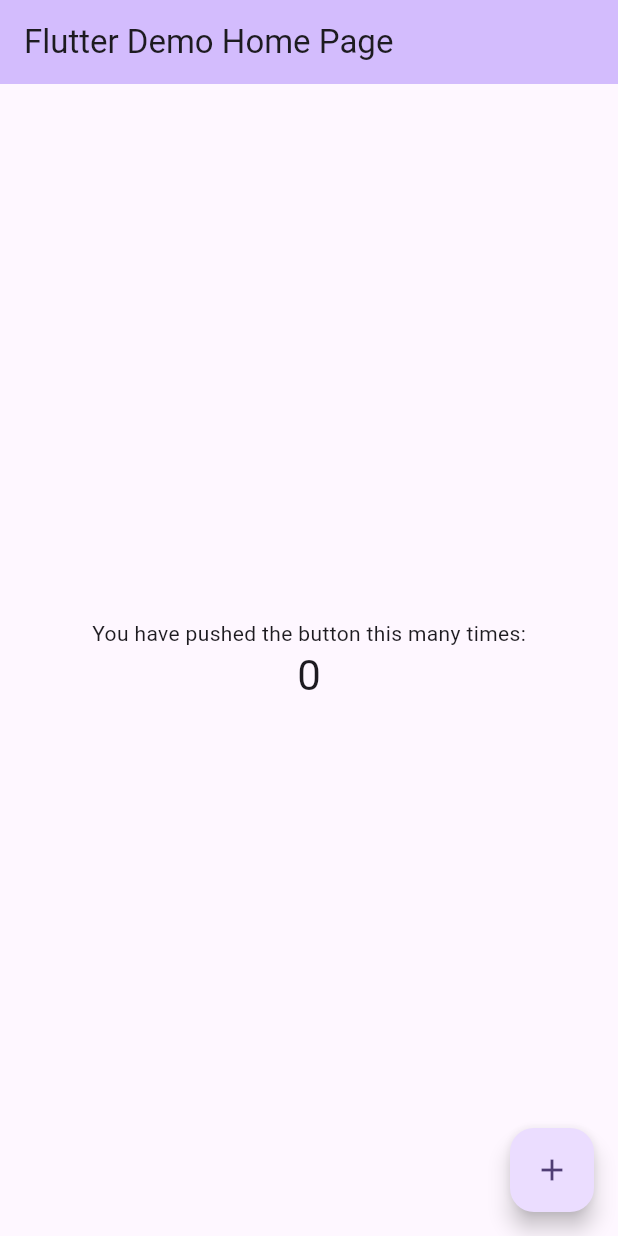
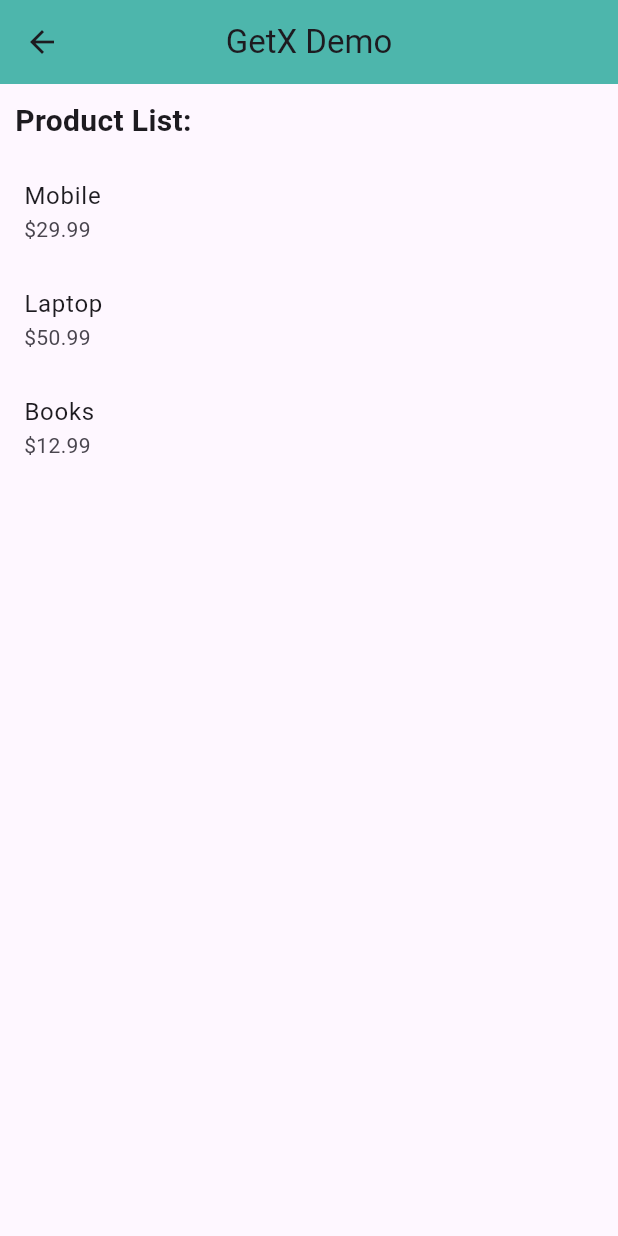
Before and after one commit to abidvai/getx_demo, a Flutter app: the screen it shows after launch, on a phone screen of 412 x 824 dp. Run offline on Flutter 3.47's test engine with Material 3 defaults, Android fonts, the phone set to English and light mode, and no system bars; our stand-ins replace get.

Commit message:
getx_routing

```diff
--- /dev/null
+++ b/lib/app/modules/controllers/product_controller.dart
@@ -0,0 +1,17 @@
+import 'package:flutter/material.dart';
+import 'package:get/get.dart';
+import 'package:getx_demo/app/modules/models/product_model.dart';
+
+class ProductController extends GetxController{
+  var products = <ProductModel>[].obs;
+
+  @override
+  void onInit() {
+    products.addAll([
+      ProductModel(name: 'Mobile', price: 29.99),
+      ProductModel(name: 'Laptop', price: 50.99),
+      ProductModel(name: "Books", price: 12.99)
+    ]);
+    super.onInit();
+  }
+}
--- /dev/null
+++ b/lib/app/modules/models/product_model.dart
@@ -0,0 +1,8 @@
+import 'package:flutter/material.dart';
+
+class ProductModel {
+  final String name;
+  final double price;
+
+  ProductModel({required this.name, required this.price});
+}
--- /dev/null
+++ b/lib/app/modules/views/product_details_view.dart
@@ -0,0 +1,29 @@
+import 'package:flutter/material.dart';
+import 'package:get/get.dart';
+import 'package:get/get_core/src/get_main.dart';
+import 'package:getx_demo/app/modules/models/product_model.dart';
+
+class ProductDetailsView extends StatelessWidget {
+  const ProductDetailsView({super.key});
+
+  @override
+  Widget build(BuildContext context) {
+    final ProductModel product = Get.arguments;
+    return Scaffold(
+      backgroundColor: Colors.orange[100],
+      appBar: AppBar(
+        title: const Text('Product Details'),
+        backgroundColor: Colors.teal[200],
+      ),
+      body: Center(
+        child: Column(
+          mainAxisAlignment: MainAxisAlignment.center,
+          children: [
+            Text(product.name, style: const TextStyle(fontSize: 25),),
+            Text('\$${product.price}', style: const TextStyle(fontSize: 25),)
+          ],
+        ),
+      ),
+    );
+  }
+}
--- /dev/null
+++ b/lib/app/modules/views/product_view.dart
@@ -0,0 +1,45 @@
+import 'package:flutter/material.dart';
+import 'package:get/get.dart';
+import 'package:getx_demo/app/modules/controllers/product_controller.dart';
+
+class ProductView extends StatelessWidget {
+  final ProductController productController = Get.put(ProductController());
+
+  @override
+  Widget build(BuildContext context) {
+    return Scaffold(
+        appBar: AppBar(
+          title: const Text("GetX Demo"),
+          centerTitle: true,
+          backgroundColor: Colors.teal[300],
+        ),
+        body: Column(
+          mainAxisAlignment: MainAxisAlignment.start,
+          crossAxisAlignment: CrossAxisAlignment.start,
+          children: [
+            Padding(padding: EdgeInsets.symmetric(vertical: 10, horizontal: 10),
+            child: const Text('Product List: ', style: TextStyle(fontSize: 20, fontWeight: FontWeight.bold),)),
+            Obx(
+              () {
+                return Expanded(
+                  child: ListView.builder(
+                    itemCount: productController.products.length,
+                    itemBuilder: (context, index) {
+                      final product = productController.products[index];
+                      const Divider();
+                      return ListTile(
+                        title: Text(product.name),
+                        subtitle: Text('\$${product.price}'),
+                        onTap: () {
+                          Get.toNamed('/product-details', arguments: product);
+                        },
+                      );
+                    },
+                  ),
+                );
+              },
+            ),
+          ],
+        ));
+  }
+}
--- /dev/null
+++ b/lib/app/routes/app_pages.dart
@@ -0,0 +1,16 @@
+import 'package:get/get.dart';
+import 'package:getx_demo/app/modules/views/product_details_view.dart';
+import 'package:getx_demo/app/modules/views/product_view.dart';
+import 'package:getx_demo/app/routes/app_routes.dart';
+
+class AppPages {
+  static final routes = [
+    GetPage(
+        name: Routes.Product,
+        page: () => ProductView(),
+    ),
+    GetPage(
+        name: Routes.ProductDetails,
+        page: () => const ProductDetailsView())
+  ];
+}
--- /dev/null
+++ b/lib/app/routes/app_routes.dart
@@ -0,0 +1,4 @@
+class Routes{
+  static const Product = '/product';
+  static const ProductDetails = '/product-details';
+}
--- a/lib/main.dart
+++ b/lib/main.dart
@@ -1,4 +1,8 @@
 import 'package:flutter/material.dart';
+import 'package:get/get.dart';
+import 'package:getx_demo/app/modules/views/product_view.dart';
+import 'package:getx_demo/app/routes/app_pages.dart';
+import 'package:getx_demo/app/routes/app_routes.dart';
 
 void main() {
   runApp(const MyApp());
@@ -10,116 +14,16 @@ class MyApp extends StatelessWidget {
   // This widget is the root of your application.
   @override
   Widget build(BuildContext context) {
-    return MaterialApp(
-      title: 'Flutter Demo',
+    return GetMaterialApp(
+      debugShowCheckedModeBanner: false,
+      title: 'Product App',
       theme: ThemeData(
-        // This is the theme of your application.
-        //
-        // TRY THIS: Try running your application with "flutter run". You'll see
-        // the application has a purple toolbar. Then, without quitting the app,
-        // try changing the seedColor in the colorScheme below to Colors.green
-        // and then invoke "hot reload" (save your changes or press the "hot
-        // reload" button in a Flutter-supported IDE, or press "r" if you used
-        // the command line to start the app).
-        //
-        // Notice that the counter didn't reset back to zero; the application
-        // state is not lost during the reload. To reset the state, use hot
-        // restart instead.
-        //
-        // This works for code too, not just values: Most code changes can be
-        // tested with just a hot reload.
         colorScheme: ColorScheme.fromSeed(seedColor: Colors.deepPurple),
         useMaterial3: true,
       ),
-      home: const MyHomePage(title: 'Flutter Demo Home Page'),
+      initialRoute: Routes.Product,
+      getPages: AppPages.routes,
+      home: ProductView(),
     );
   }
 }
-
-class MyHomePage extends StatefulWidget {
-  const MyHomePage({super.key, required this.title});
-
-  // This widget is the home page of your application. It is stateful, meaning
-  // that it has a State object (defined below) that contains fields that affect
-  // how it looks.
-
-  // This class is the configuration for the state. It holds the values (in this
-  // case the title) provided by the parent (in this case the App widget) and
-  // used by the build method of the State. Fields in a Widget subclass are
-  // always marked "final".
-
-  final String title;
-
-  @override
-  State<MyHomePage> createState() => _MyHomePageState();
-}
-
-class _MyHomePageState extends State<MyHomePage> {
-  int _counter = 0;
-
-  void _incrementCounter() {
-    setState(() {
-      // This call to setState tells the Flutter framework that something has
-      // changed in this State, which causes it to rerun the build method below
-      // so that the display can reflect the updated values. If we changed
-      // _counter without calling setState(), then the build method would not be
-      // called again, and so nothing would appear to happen.
-      _counter++;
-    });
-  }
-
-  @override
-  Widget build(BuildContext context) {
-    // This method is rerun every time setState is called, for instance as done
-    // by the _incrementCounter method above.
-    //
-    // The Flutter framework has been optimized to make rerunning build methods
-    // fast, so that you can just rebuild anything that needs updating rather
-    // than having to individually change instances of widgets.
-    return Scaffold(
-      appBar: AppBar(
-        // TRY THIS: Try changing the color here to a specific color (to
-        // Colors.amber, perhaps?) and trigger a hot reload to see the AppBar
-        // change color while the other colors stay the same.
-        backgroundColor: Theme.of(context).colorScheme.inversePrimary,
-        // Here we take the value from the MyHomePage object that was created by
-        // the App.build method, and use it to set our appbar title.
-        title: Text(widget.title),
-      ),
-      body: Center(
-        // Center is a layout widget. It takes a single child and positions it
-        // in the middle of the parent.
-        child: Column(
-          // Column is also a layout widget. It takes a list of children and
-          // arranges them vertically. By default, it sizes itself to fit its
-          // children horizontally, and tries to be as tall as its parent.
-          //
-          // Column has various properties to control how it sizes itself and
-          // how it positions its children. Here we use mainAxisAlignment to
-          // center the children vertically; the main axis here is the vertical
-          // axis because Columns are vertical (the cross axis would be
-          // horizontal).
-          //
-          // TRY THIS: Invoke "debug painting" (choose the "Toggle Debug Paint"
-          // action in the IDE, or press "p" in the console), to see the
-          // wireframe for each widget.
-          mainAxisAlignment: MainAxisAlignment.center,
-          children: <Widget>[
-            const Text(
-              'You have pushed the button this many times:',
-            ),
-            Text(
-              '$_counter',
-              style: Theme.of(context).textTheme.headlineMedium,
-            ),
-          ],
-        ),
-      ),
-      floatingActionButton: FloatingActionButton(
-        onPressed: _incrementCounter,
-        tooltip: 'Increment',
-        child: const Icon(Icons.add),
-      ), // This trailing comma makes auto-formatting nicer for build methods.
-    );
-  }
-}
--- a/pubspec.yaml
+++ b/pubspec.yaml
@@ -35,6 +35,7 @@ dependencies:
   # The following adds the Cupertino Icons font to your application.
   # Use with the CupertinoIcons class for iOS style icons.
   cupertino_icons: ^1.0.8
+  get: ^4.7.2
 
 dev_dependencies:
   flutter_test:
```
Also changed, not shown: pubspec.lock.
